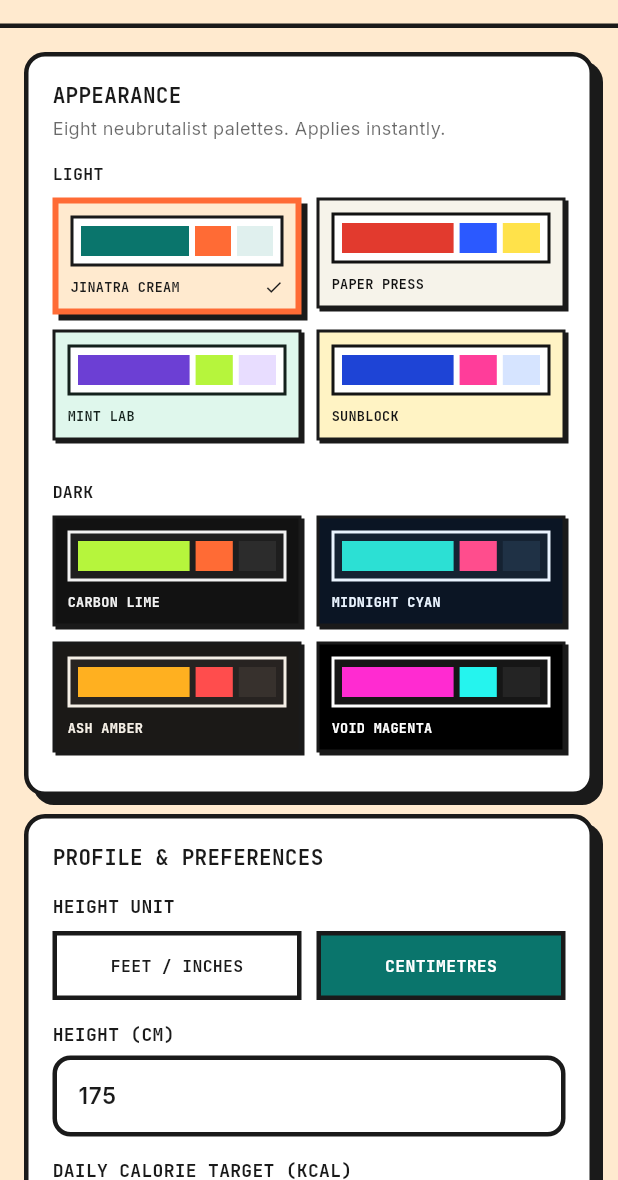
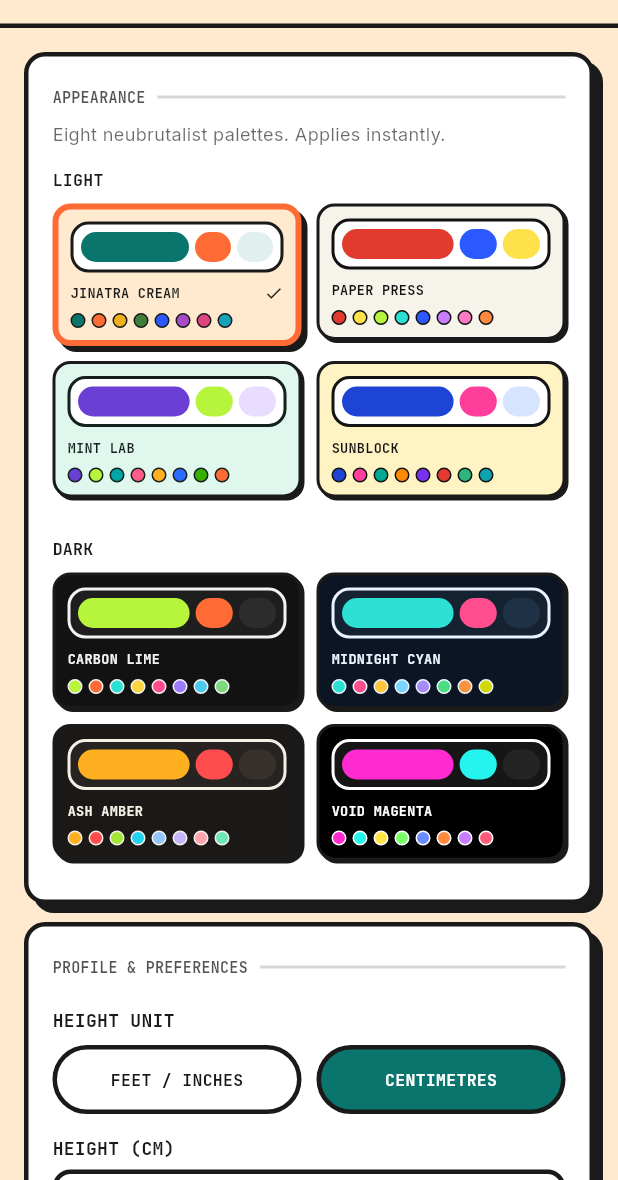
Before and after one commit to mdliad-se/lockout, a Flutter app: the screen it shows after launch, after a tap on the "settings" icon, on a phone screen of 412 x 824 dp, the part 56-1236 px from its top. Run offline on Flutter 3.47's test engine with Material 3 defaults, Android fonts, the phone set to English and light mode, and no system bars; our stand-ins replace file_picker, flutter_local_notifications, flutter_timezone, google_fonts, share_plus, sqflite and 2 more; accounts and stored records are empty.

Commit message:
refactor(ui): finish the v2 style sweep across settings and the video screen
Settings and the exercise video screen take the v2 chrome, closing the
redesign's style sweep. Restyle only: every section and control stays where
it was.

- Card titles become the SectionHeading rule from day_block.
- The reminder-time row is navigational, so it becomes a CalmRow; the three
  switch rows keep their switches and take CalmRow's frame.
- Theme swatches round to radiusTile and gain the palette's eight-accent ramp
  as dots, so a user can see what a theme assigns before choosing it. The dots
  are bordered in the previewed palette's ink, not the running theme's, and
  wrap rather than overflow a narrow phone's half-width swatch.
- The last two BorderRadius.zero corners in the app (both AlertDialogs, in
  settings and today) round to radiusCard; the webview is clipped to the same.

Also guards the target-weight save: double.tryParse accepts 'Infinity', so
raw field text could reach target_weight_kg and make BODY's TARGET tile
render 'Infinity kg'. A value that is not finite and non-negative now stores
as '0', where unparseable text already lands on read.

Co-Authored-By: Claude Opus 5 (1M context) <noreply@anthropic.com>

```diff
--- a/lib/screens/settings_screen.dart
+++ b/lib/screens/settings_screen.dart
@@ -7,6 +7,8 @@ import '../services/nutrition_planner.dart';
 import '../services/units.dart';
 import '../theme/app_palette.dart';
 import '../theme/jinatra_tokens.dart';
+import '../widgets/calm_row.dart';
+import '../widgets/day_block.dart';
 import '../widgets/jinatra_button.dart';
 import '../widgets/jinatra_card.dart';
 import '../widgets/jinatra_input.dart';
@@ -124,7 +126,10 @@ class _SettingsScreenState extends State<SettingsScreen> {
     await db.saveSetting('age', _ageCtrl.text.trim());
     await db.saveSetting('sex', _sex.name);
     await db.saveSetting('activity_level', _activity.name);
-    await db.saveSetting('target_weight_kg', _targetWeightCtrl.text.trim());
+    await db.saveSetting(
+      'target_weight_kg',
+      _sanitisedTargetWeightKg(_targetWeightCtrl.text),
+    );
     await db.saveSetting('goal_weeks', _weeksCtrl.text.trim());
     await db.saveSetting('training_days_per_week', _daysPerWeek.toString());
 
@@ -145,6 +150,23 @@ class _SettingsScreenState extends State<SettingsScreen> {
     } else {
       _toast('Target set to ${plan.targetKcal} kcal/day.');
     }
+  }
+
+  /// The target weight as it may be persisted.
+  ///
+  /// `double.tryParse` accepts 'Infinity', '-Infinity' and 'NaN', so saving
+  /// the field's raw text let a non-finite value reach `target_weight_kg`.
+  /// `GoalService.loadProfile` parses it back unchanged, which made the BODY
+  /// screen's TARGET tile render 'Infinity kg' and poisoned every calculation
+  /// downstream of the goal profile. Anything that is not a finite,
+  /// non-negative number is stored as '0' — exactly where unparseable text
+  /// already lands on read, and the value that leaves `isConfigured` false so
+  /// the user is asked for a real target rather than shown a fabricated plan.
+  static String _sanitisedTargetWeightKg(String raw) {
+    final text = raw.trim();
+    final parsed = double.tryParse(text);
+    if (parsed == null || !parsed.isFinite || parsed < 0) return '0';
+    return text;
   }
 
   /// Height in cm from whichever unit the user is currently editing.
@@ -263,7 +285,7 @@ class _SettingsScreenState extends State<SettingsScreen> {
         backgroundColor: JinatraTokens.sweetCream,
         shape: RoundedRectangleBorder(
           side: BorderSide(color: JinatraTokens.ink, width: 3),
-          borderRadius: BorderRadius.zero,
+          borderRadius: BorderRadius.circular(JinatraTokens.radiusCard),
         ),
         title: Text('REPLACE ALL DATA?',
             style: JinatraTokens.sectionHeader(fontSize: 16)),
@@ -365,7 +387,7 @@ class _SettingsScreenState extends State<SettingsScreen> {
       child: Column(
         crossAxisAlignment: CrossAxisAlignment.start,
         children: [
-          Text('APPEARANCE', style: JinatraTokens.monoData(fontSize: 14)),
+          const SectionHeading(title: 'APPEARANCE'),
           const SizedBox(height: 4),
           Text(
             'Eight neubrutalist palettes. Applies instantly.',
@@ -419,6 +441,7 @@ class _SettingsScreenState extends State<SettingsScreen> {
         padding: const EdgeInsets.all(8),
         decoration: BoxDecoration(
           color: p.canvas,
+          borderRadius: BorderRadius.circular(JinatraTokens.radiusTile),
           border: Border.all(
             color: selected ? JinatraTokens.signal : JinatraTokens.ink,
             width: selected ? 4 : 2,
@@ -434,15 +457,16 @@ class _SettingsScreenState extends State<SettingsScreen> {
               padding: const EdgeInsets.all(5),
               decoration: BoxDecoration(
                 color: p.surface,
+                borderRadius: BorderRadius.circular(JinatraTokens.radiusTile),
                 border: Border.all(color: p.ink, width: 2),
               ),
               child: Row(
                 children: [
-                  Expanded(flex: 3, child: Container(color: p.primary)),
+                  Expanded(flex: 3, child: _swatchChip(p.primary)),
                   const SizedBox(width: 4),
-                  Expanded(child: Container(color: p.accent)),
+                  Expanded(child: _swatchChip(p.accent)),
                   const SizedBox(width: 4),
-                  Expanded(child: Container(color: p.surfaceAlt)),
+                  Expanded(child: _swatchChip(p.surfaceAlt)),
                 ],
               ),
             ),
@@ -459,8 +483,43 @@ class _SettingsScreenState extends State<SettingsScreen> {
                 if (selected) Icon(Icons.check, size: 13, color: p.ink),
               ],
             ),
+            const SizedBox(height: 7),
+            // The palette's authored eight-accent ramp, so the user can see
+            // what a theme will hand to training days and charts before
+            // choosing it. Bordered in this palette's own ink rather than the
+            // live theme's, because every other colour in the swatch previews
+            // `p` - the running theme's ink disappears against a swatch whose
+            // canvas is the opposite brightness. Wrapped rather than laid out
+            // in a Row so eight dots cannot overflow a narrow phone's
+            // half-width swatch.
+            Wrap(
+              spacing: 4,
+              runSpacing: 4,
+              children: [
+                for (final accent in p.accents)
+                  Container(
+                    width: 10,
+                    height: 10,
+                    decoration: BoxDecoration(
+                      color: accent,
+                      shape: BoxShape.circle,
+                      border: Border.all(color: p.ink, width: 1),
+                    ),
+                  ),
               ],
             ),
+          ],
+        ),
+      ),
+    );
+  }
+
+  /// One colour bar inside a theme swatch's miniature card.
+  Widget _swatchChip(Color color) {
+    return Container(
+      decoration: BoxDecoration(
+        color: color,
+        borderRadius: BorderRadius.circular(JinatraTokens.radiusPill),
       ),
     );
   }
@@ -471,8 +530,7 @@ class _SettingsScreenState extends State<SettingsScreen> {
       child: Column(
         crossAxisAlignment: CrossAxisAlignment.start,
         children: [
-          Text('PROFILE & PREFERENCES',
-              style: JinatraTokens.monoData(fontSize: 14)),
+          const SectionHeading(title: 'PROFILE & PREFERENCES'),
           const SizedBox(height: 14),
 
           Text('HEIGHT UNIT', style: JinatraTokens.monoData(fontSize: 12)),
@@ -545,19 +603,11 @@ class _SettingsScreenState extends State<SettingsScreen> {
               ),
             ),
           ),
-          Row(
-            mainAxisAlignment: MainAxisAlignment.spaceBetween,
-            children: [
-              Text('ENABLE NUTRITION TAB',
-                  style: JinatraTokens.monoData(fontSize: 13)),
-              Switch(
+          _switchRow(
+            label: 'ENABLE NUTRITION TAB',
             value: _foodTabEnabled,
-                activeThumbColor: JinatraTokens.deepTeal,
             onChanged: (val) => setState(() => _foodTabEnabled = val),
           ),
-            ],
-          ),
-          const SizedBox(height: 14),
           JinatraButton(
             label: 'SAVE SETTINGS',
             onPressed: () async {
@@ -589,8 +639,7 @@ class _SettingsScreenState extends State<SettingsScreen> {
       child: Column(
         crossAxisAlignment: CrossAxisAlignment.start,
         children: [
-          Text('GOAL & CALORIE TARGET',
-              style: JinatraTokens.monoData(fontSize: 14)),
+          const SectionHeading(title: 'GOAL & CALORIE TARGET'),
           const SizedBox(height: 4),
           Text(
             'Your daily calories are calculated from these, not guessed. BMR '
@@ -662,6 +711,8 @@ class _SettingsScreenState extends State<SettingsScreen> {
                 decoration: BoxDecoration(
                   color:
                       selected ? JinatraTokens.mistTeal : JinatraTokens.paper,
+                  borderRadius:
+                      BorderRadius.circular(JinatraTokens.radiusTile),
                   border: Border.all(
                     color:
                         selected ? JinatraTokens.deepTeal : JinatraTokens.ink,
@@ -726,6 +777,8 @@ class _SettingsScreenState extends State<SettingsScreen> {
                           horizontal: 12, vertical: 11),
                       decoration: BoxDecoration(
                         color: JinatraTokens.paper,
+                        borderRadius:
+                            BorderRadius.circular(JinatraTokens.radiusTile),
                         border: Border.all(
                             color: JinatraTokens.ink,
                             width: JinatraTokens.borderControl),
@@ -768,12 +821,9 @@ class _SettingsScreenState extends State<SettingsScreen> {
             const SizedBox(height: 14),
             Container(
               padding: const EdgeInsets.all(12),
-              decoration: BoxDecoration(
-                color: JinatraTokens.deepTeal,
-                border: Border.all(
-                    color: JinatraTokens.ink,
-                    width: JinatraTokens.borderControl),
-                boxShadow: [JinatraTokens.hardShadow(offset: 3)],
+              decoration: JinatraTokens.cardDecoration(
+                background: JinatraTokens.deepTeal,
+                shadowOffset: JinatraTokens.shadowSm,
               ),
               child: Column(
                 crossAxisAlignment: CrossAxisAlignment.start,
@@ -787,10 +837,11 @@ class _SettingsScreenState extends State<SettingsScreen> {
                       Container(
                         padding: const EdgeInsets.symmetric(
                             horizontal: 7, vertical: 3),
-                        decoration: BoxDecoration(
-                          color: JinatraTokens.signal,
-                          border:
-                              Border.all(color: JinatraTokens.ink, width: 2),
+                        decoration: JinatraTokens.cardDecoration(
+                          background: JinatraTokens.signal,
+                          borderWidth: JinatraTokens.borderDivider,
+                          hasShadow: false,
+                          radius: JinatraTokens.radiusTile,
                         ),
                         child: Text(plan.directionLabel,
                             style: JinatraTokens.monoData(
@@ -822,9 +873,11 @@ class _SettingsScreenState extends State<SettingsScreen> {
               const SizedBox(height: 10),
               Container(
                 padding: const EdgeInsets.all(10),
-                decoration: BoxDecoration(
-                  color: JinatraTokens.signal,
-                  border: Border.all(color: JinatraTokens.ink, width: 2),
+                decoration: JinatraTokens.cardDecoration(
+                  background: JinatraTokens.signal,
+                  borderWidth: JinatraTokens.borderDivider,
+                  hasShadow: false,
+                  radius: JinatraTokens.radiusTile,
                 ),
                 child: Text(
                   plan.warning!,
@@ -845,8 +898,7 @@ class _SettingsScreenState extends State<SettingsScreen> {
       child: Column(
         crossAxisAlignment: CrossAxisAlignment.start,
         children: [
-          Text('REMINDERS & ACCOUNTABILITY',
-              style: JinatraTokens.monoData(fontSize: 14)),
+          const SectionHeading(title: 'REMINDERS & ACCOUNTABILITY'),
           const SizedBox(height: 4),
           Text(
             'Scheduled by your device from local data. Nothing is sent anywhere.',
@@ -857,62 +909,24 @@ class _SettingsScreenState extends State<SettingsScreen> {
           ),
           const SizedBox(height: 10),
 
-          Row(
-            mainAxisAlignment: MainAxisAlignment.spaceBetween,
-            children: [
-              Expanded(
-                child: Text('DAILY TRAINING NUDGE',
-                    style: JinatraTokens.monoData(fontSize: 13)),
-              ),
-              Switch(
+          _switchRow(
+            label: 'DAILY TRAINING NUDGE',
             value: _remindersEnabled,
-                activeThumbColor: JinatraTokens.deepTeal,
             onChanged: _toggleReminders,
-              ),
-            ],
           ),
 
           if (_remindersEnabled) ...[
-            GestureDetector(
+            CalmRow(
+              icon: Icons.schedule,
+              title: 'REMINDER TIME',
+              value: _reminderTime.format(context),
               onTap: _pickReminderTime,
-              child: Container(
-                width: double.infinity,
-                padding:
-                    const EdgeInsets.symmetric(horizontal: 12, vertical: 12),
-                decoration: BoxDecoration(
-                  color: JinatraTokens.mistTeal,
-                  border: Border.all(color: JinatraTokens.ink, width: 2),
             ),
-                child: Row(
-                  mainAxisAlignment: MainAxisAlignment.spaceBetween,
-                  children: [
-                    Text('REMINDER TIME',
-                        style: JinatraTokens.monoData(fontSize: 12)),
-                    Text(
-                      _reminderTime.format(context),
-                      style: JinatraTokens.monoData(
-                          fontSize: 15, fontWeight: FontWeight.w900),
-                    ),
-                  ],
-                ),
-              ),
-            ),
-            const SizedBox(height: 12),
-            Row(
-              mainAxisAlignment: MainAxisAlignment.spaceBetween,
-              children: [
-                Expanded(
-                  child: Text('STREAK WARNING AT 21:00',
-                      style: JinatraTokens.monoData(fontSize: 13)),
-                ),
-                Switch(
+            _switchRow(
+              label: 'STREAK WARNING AT 21:00',
               value: _streakAlertsEnabled,
-                  activeThumbColor: JinatraTokens.deepTeal,
               onChanged: _toggleStreakAlerts,
             ),
-              ],
-            ),
-            const SizedBox(height: 6),
             JinatraButton(
               label: 'SEND TEST NOTIFICATION',
               background: JinatraTokens.paper,
@@ -934,7 +948,7 @@ class _SettingsScreenState extends State<SettingsScreen> {
       child: Column(
         crossAxisAlignment: CrossAxisAlignment.start,
         children: [
-          Text('DATA BACKUP', style: JinatraTokens.monoData(fontSize: 14)),
+          const SectionHeading(title: 'DATA BACKUP'),
           const SizedBox(height: 8),
           Text(
             'Export writes every routine, workout, set, meal, body entry and '
@@ -965,7 +979,7 @@ class _SettingsScreenState extends State<SettingsScreen> {
       child: Column(
         crossAxisAlignment: CrossAxisAlignment.start,
         children: [
-          Text('ABOUT LOCKOUT', style: JinatraTokens.monoData(fontSize: 14)),
+          const SectionHeading(title: 'ABOUT LOCKOUT'),
           const SizedBox(height: 8),
           Text(
             'LOCKOUT v1.1.0\nPublished by Jinatra Ltd. under GPL-3.0-or-later.\n'
@@ -974,6 +988,37 @@ class _SettingsScreenState extends State<SettingsScreen> {
             'account.\nThe network is used for one thing — streaming exercise '
             'form videos from YouTube when you tap WATCH.',
             style: JinatraTokens.bodyText(fontSize: 13),
+          ),
+        ],
+      ),
+    );
+  }
+
+  /// A settings row that owns an inline switch.
+  ///
+  /// The switch stays exactly where it was; only the chrome changes. The row
+  /// takes the same rounded bordered frame a [CalmRow] draws, so a toggle and
+  /// a navigable row read as the same kind of thing in a settings group.
+  Widget _switchRow({
+    required String label,
+    required bool value,
+    required ValueChanged<bool> onChanged,
+  }) {
+    return Container(
+      margin: const EdgeInsets.only(bottom: 12),
+      padding: const EdgeInsets.only(left: 12, right: 4),
+      decoration: JinatraTokens.cardDecoration(
+        shadowOffset: JinatraTokens.shadowSm,
+      ),
+      child: Row(
+        children: [
+          Expanded(
+            child: Text(label, style: JinatraTokens.monoData(fontSize: 13)),
+          ),
+          Switch(
+            value: value,
+            activeThumbColor: JinatraTokens.deepTeal,
+            onChanged: onChanged,
           ),
         ],
       ),
@@ -989,9 +1034,10 @@ class _SettingsScreenState extends State<SettingsScreen> {
       onTap: onTap,
       child: Container(
         padding: const EdgeInsets.symmetric(vertical: 12, horizontal: 6),
-        decoration: BoxDecoration(
-          color: selected ? JinatraTokens.deepTeal : JinatraTokens.paper,
-          border: Border.all(color: JinatraTokens.ink, width: 3),
+        decoration: JinatraTokens.cardDecoration(
+          background: selected ? JinatraTokens.deepTeal : JinatraTokens.paper,
+          hasShadow: false,
+          radius: JinatraTokens.radiusPill,
         ),
         child: Center(
           child: Text(
--- a/lib/screens/today_tab.dart
+++ b/lib/screens/today_tab.dart
@@ -379,7 +379,7 @@ class TodayTabState extends State<TodayTab> {
         backgroundColor: JinatraTokens.sweetCream,
         shape: RoundedRectangleBorder(
           side: BorderSide(color: JinatraTokens.ink, width: 3),
-          borderRadius: BorderRadius.zero,
+          borderRadius: BorderRadius.circular(JinatraTokens.radiusCard),
         ),
         title: Text('DISCARD SESSION?', style: JinatraTokens.sectionHeader(fontSize: 16)),
         content: Text(
```
Also changed, not shown: lib/screens/exercise_video_screen.dart (+11 -5 lines), 1 other file. Lines whose indentation alone changed are shown as unchanged.
